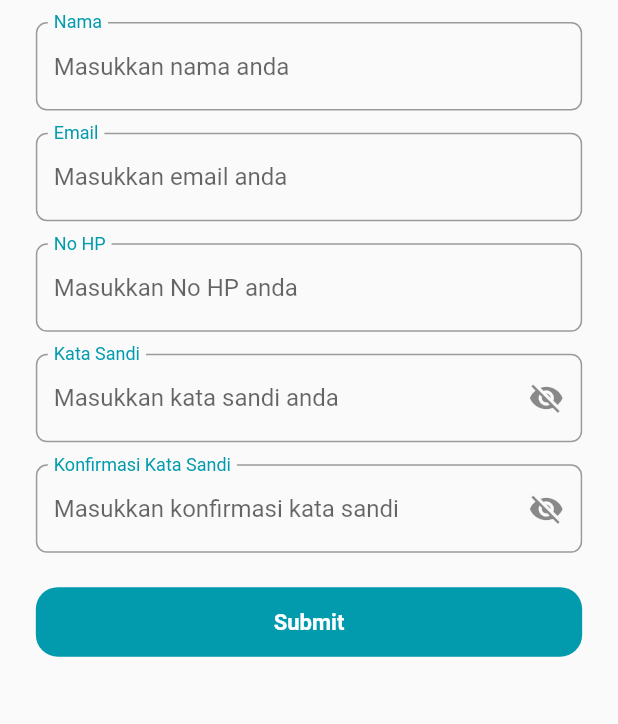
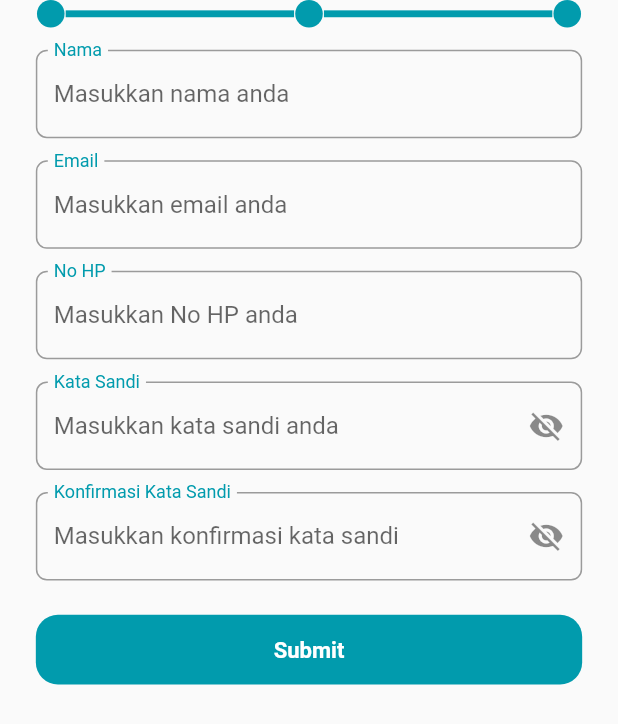
Before and after one commit to abdaziz-04/venturo-form-stepper-aziz, a Flutter app: the screen it shows after launch, on a phone screen of 412 x 824 dp. Shown: the top 724 px of the screen. Run offline on Flutter 3.47's test engine with Material 2 defaults, Android fonts, the phone set to English and light mode, and no system bars; our stand-ins replace flutter_screenutil, get, google_fonts; missing offline and left inert: fast_rsa; key blocks and very long unbroken strings in the code were emptied for the run.

Commit message:
add profiling step component

```diff
--- a/lib/features/profiling/view/ui/profiling_screen.dart
+++ b/lib/features/profiling/view/ui/profiling_screen.dart
@@ -22,6 +22,46 @@ class ProfilingScreen extends StatelessWidget {
             padding: EdgeInsets.symmetric(horizontal: 24.w),
             child: Column(
               children: [
+                Row(
+                  children: [
+                    Container(
+                      width: 20.w,
+                      height: 20.h,
+                      decoration: const BoxDecoration(
+                        color: ColorStyle.primary,
+                        shape: BoxShape.circle,
+                      ),
+                    ),
+                    Expanded(
+                      child: Container(
+                        height: 5.h,
+                        color: ColorStyle.primary,
+                      ),
+                    ),
+                    Container(
+                      width: 20.w,
+                      height: 20.h,
+                      decoration: const BoxDecoration(
+                        color: ColorStyle.primary,
+                        shape: BoxShape.circle,
+                      ),
+                    ),
+                    Expanded(
+                      child: Container(
+                        height: 5.h,
+                        color: ColorStyle.primary,
+                      ),
+                    ),
+                    Container(
+                      width: 20.w,
+                      height: 20.h,
+                      decoration: const BoxDecoration(
+                        color: ColorStyle.primary,
+                        shape: BoxShape.circle,
+                      ),
+                    ),
+                  ],
+                ),
                 SizedBox(height: 16.h),
                 Obx(() {
                   String? errorMessage;
```
